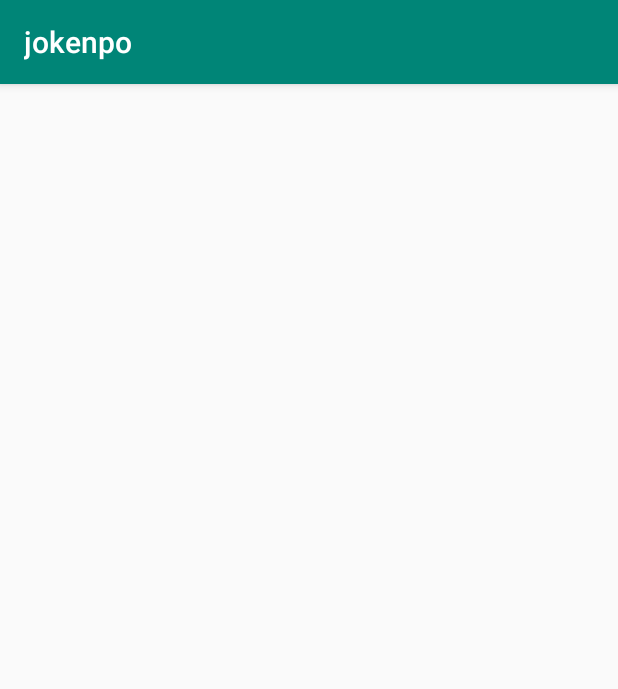
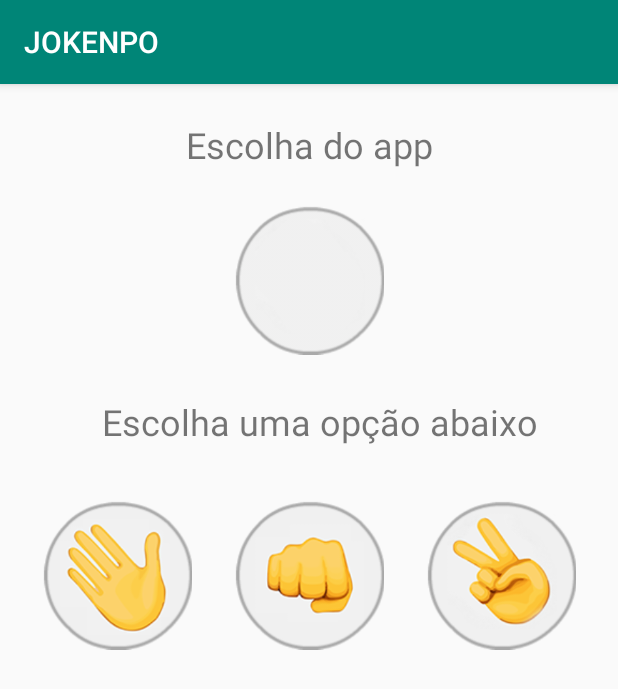
Before and after one commit to brect/jokenpo-android, an Android app: the screen it shows after launch (MainActivity), on a phone screen of 412 x 824 dp. Shown: the top 689 px of the screen. Run offline under Robolectric (Android 15) with nearby library versions, the phone set to English and light mode, and no system bars.

```diff
--- a/app/src/main/res/layout/activity_main.xml
+++ b/app/src/main/res/layout/activity_main.xml
@@ -4,4 +4,81 @@
     xmlns:tools="http://schemas.android.com/tools"
     android:layout_width="match_parent"
     android:layout_height="match_parent"
-    tools:context=".MainActivity"/>
+    tools:context=".MainActivity">
+
+    <TextView
+        android:id="@+id/textView"
+        android:layout_width="wrap_content"
+        android:layout_height="wrap_content"
+        android:layout_marginTop="24dp"
+        android:text="Escolha do app"
+        android:textSize="24sp"
+        app:layout_constraintEnd_toEndOf="parent"
+        app:layout_constraintStart_toStartOf="parent"
+        app:layout_constraintTop_toTopOf="parent" />
+
+    <TextView
+        android:id="@+id/texto_escolha_opcao"
+        android:layout_width="wrap_content"
+        android:layout_height="wrap_content"
+        android:layout_marginTop="28dp"
+        android:text="Escolha uma opção abaixo"
+        android:textSize="24sp"
+        app:layout_constraintEnd_toEndOf="parent"
+        app:layout_constraintHorizontal_bias="0.56"
+        app:layout_constraintStart_toStartOf="parent"
+        app:layout_constraintTop_toBottomOf="@+id/escolha_app" />
+
+
+    <ImageView
+        android:id="@+id/escolha_app"
+        android:layout_width="100dp"
+        android:layout_height="100dp"
+        android:layout_marginTop="24dp"
+        app:layout_constraintEnd_toEndOf="parent"
+        app:layout_constraintStart_toStartOf="parent"
+        app:layout_constraintTop_toBottomOf="@+id/textView"
+        app:srcCompat="@drawable/padrao" />
+
+    <ImageView
+        android:id="@+id/escolha_papel"
+        android:layout_width="100dp"
+        android:layout_height="wrap_content"
+        android:onClick="selecionarPapel"
+        app:layout_constraintEnd_toStartOf="@+id/escolha_pedra"
+        app:layout_constraintStart_toStartOf="parent"
+        app:layout_constraintTop_toTopOf="@+id/escolha_pedra"
+        app:srcCompat="@drawable/papel" />
+
+    <ImageView
+        android:id="@+id/escolha_pedra"
+        android:layout_width="100dp"
+        android:layout_height="wrap_content"
+        android:layout_marginTop="16dp"
+        android:onClick="selecionarPedra"
+        app:layout_constraintEnd_toStartOf="@+id/escolha_tesoura"
+        app:layout_constraintStart_toEndOf="@id/escolha_papel"
+        app:layout_constraintTop_toBottomOf="@+id/texto_escolha_opcao"
+        app:srcCompat="@drawable/pedra" />
+
+    <ImageView
+        android:id="@+id/escolha_tesoura"
+        android:layout_width="100dp"
+        android:layout_height="wrap_content"
+        android:onClick="selecionarTesoura"
+        app:layout_constraintEnd_toEndOf="parent"
+        app:layout_constraintStart_toEndOf="@+id/escolha_pedra"
+        app:layout_constraintTop_toTopOf="@+id/escolha_pedra"
+        app:srcCompat="@drawable/tesoura" />
+
+    <TextView
+        android:id="@+id/texto_resultado"
+        android:layout_width="wrap_content"
+        android:layout_height="wrap_content"
+        android:textSize="36sp"
+        app:layout_constraintBottom_toBottomOf="parent"
+        app:layout_constraintEnd_toEndOf="@+id/escolha_tesoura"
+        app:layout_constraintStart_toStartOf="@+id/escolha_papel"
+        app:layout_constraintTop_toBottomOf="@+id/escolha_pedra"
+        tools:text="Resultado" />
+</androidx.constraintlayout.widget.ConstraintLayout>
```
Also changed, not shown: app/src/main/java/br/com/blimas/jokenpo/MainActivity.java (+73 -0 lines).
